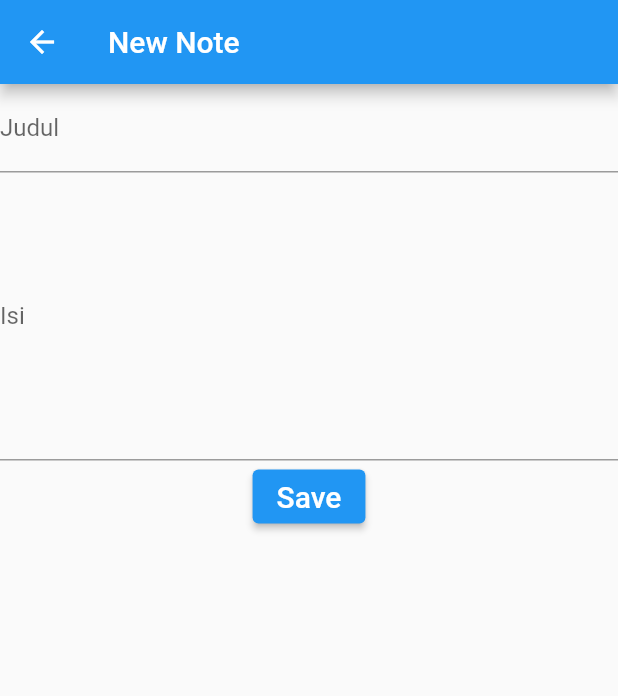
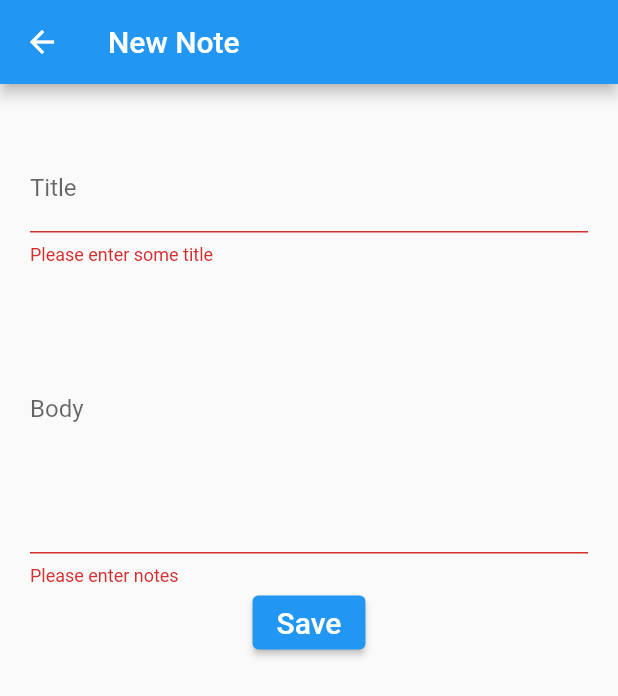
Before and after one commit to nikihdyt/notes-app-flutter, a Flutter app: the NewNoteScreen screen opened directly, after a tap on "Save", on a phone screen of 412 x 824 dp. Shown: the top 696 px of the screen. Run offline on Flutter 3.47's test engine with Material 2 defaults, Android fonts, the phone set to English and light mode, and no system bars; our stand-ins replace sqflite; accounts and stored records are empty.

Commit message:
add form validation and text controller

```diff
--- a/lib/screen/NewNoteScreen.dart
+++ b/lib/screen/NewNoteScreen.dart
@@ -8,6 +8,21 @@ class NewNoteScreen extends StatefulWidget {
 }
 
 class _NewNoteScreenState extends State<NewNoteScreen> {
+
+  // agar bisa mengakses keseluruhan form dan memainkan validasinya
+  final _noteForm = GlobalKey<FormState>(); // key dari Form
+  // buat variabel controller
+  final titleController = TextEditingController();
+  final bodyController = TextEditingController();
+
+  submitNote(context) {
+    // jika keadaannya _noteForm sudah lolos validasi
+    if (_noteForm.currentState!.validate()) {
+      print('success');
+      print('${titleController} - ${bodyController}');
+    }
+  }
+
   @override
   Widget build(BuildContext context) {
     return Scaffold(
@@ -15,24 +30,47 @@ class _NewNoteScreenState extends State<NewNoteScreen> {
         title: Text("New Note"),
       ),
       body: Container(
+        padding: EdgeInsets.only(right: 20, top: 40, left: 20),
+        child: Form(
+          key: _noteForm, // untuk validasi form
           child: Column(
-          children: const [
-            TextField(
+            children:  [
+
+              TextFormField(
+                controller: titleController,
                 decoration: InputDecoration(
-                labelText: 'Judul', hintText: 'Isi judul',
+                  labelText: 'Title', hintText: 'Your title',
                 ),
+                validator: (value) {
+                  if (value!.isEmpty) {
+                    return 'Please enter some title';
+                  } else {
+                    return null;
+                  }
+                },
               ),
-            TextField(
+
+              TextFormField(
+                controller: bodyController,
                 maxLines: 8,
                 decoration: InputDecoration(
-                labelText: 'Isi', hintText: 'Isi catatan',
+                  labelText: 'Body', hintText: 'Your body notes',
                 ),
+                validator: (value) {
+                  if (value!.isEmpty) {
+                    return 'Please enter notes';
+                  } else {
+                    return null;
+                  }
+                },
               ),
+
               ElevatedButton(
-                onPressed: () {},
+                onPressed: () => submitNote(context),
                 child: Text('Save', style: TextStyle(fontSize: 20),),
                 ),
             ],
+          ),
         ),
       ),
     );
```
Lines whose indentation alone changed are shown as unchanged.
